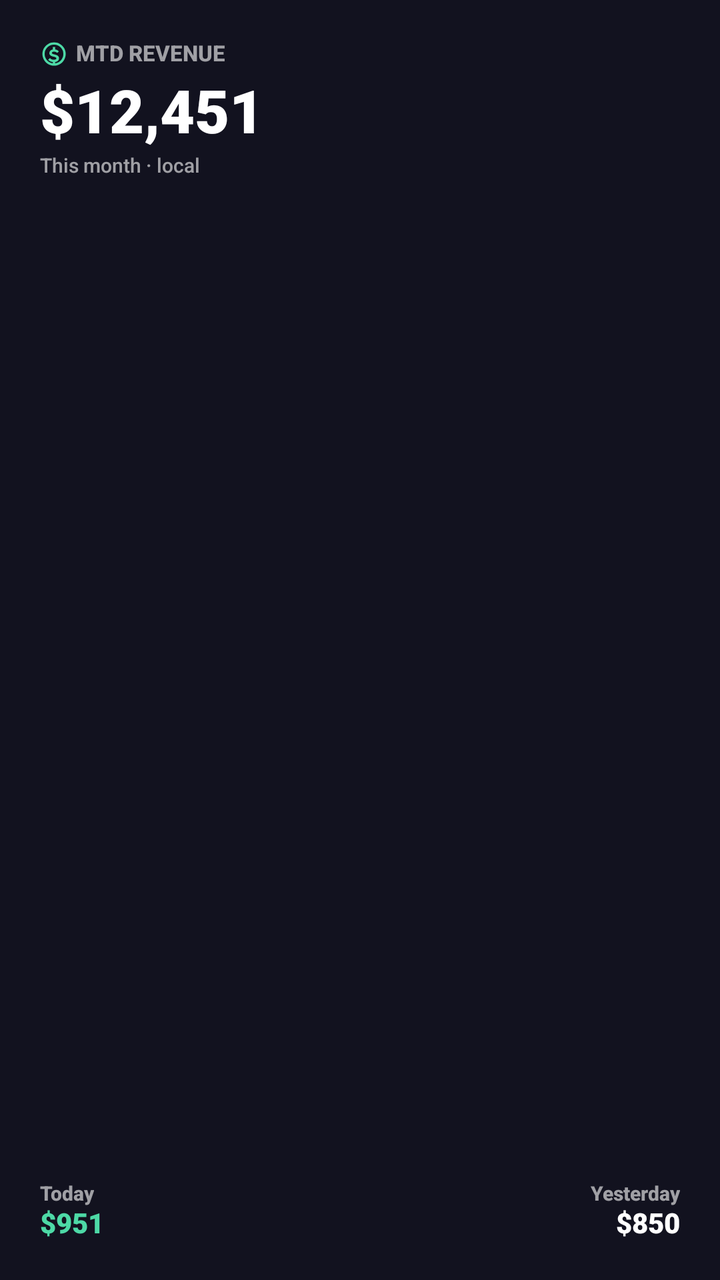
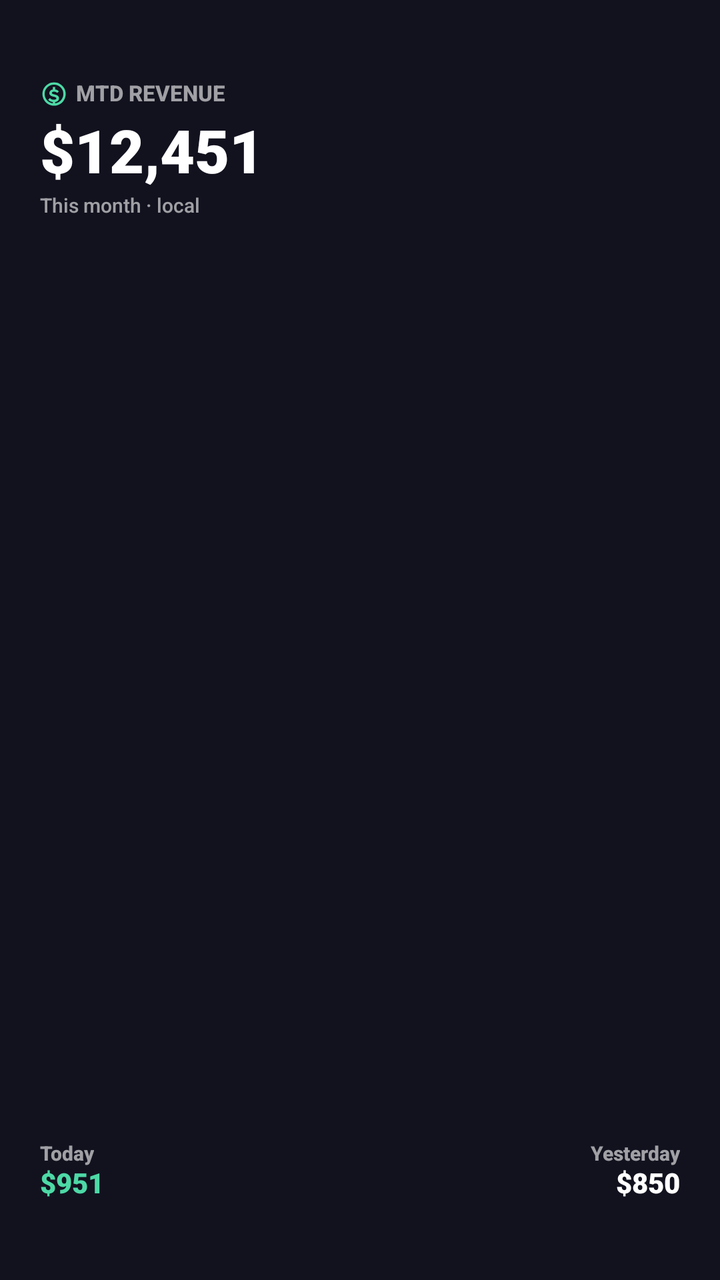

The first picture is an Android layout as it rendered before a commit; the second is the same layout after the commit. The layout source and the unified diff follow.
<!-- AndroidManifest.xml: fallback theme Theme.MaterialComponents.DayNight.NoActionBar -->
<!-- res/layout/revenue_tab_widget_small.xml -->
<?xml version="1.0" encoding="utf-8"?>
<LinearLayout xmlns:android="http://schemas.android.com/apk/res/android"
    android:id="@+id/widgetRoot"
    android:layout_width="match_parent"
    android:layout_height="match_parent"
    android:orientation="vertical"
    android:padding="20dp"
    android:background="@color/widgetBackground">

    <LinearLayout
        android:layout_width="match_parent"
        android:layout_height="wrap_content"
        android:orientation="horizontal"
        android:gravity="center_vertical">
        <ImageView
            android:layout_width="14dp"
            android:layout_height="14dp"
            android:src="@drawable/ic_widget_dollar_circle"
            android:contentDescription="@null" />
        <TextView
            android:layout_width="wrap_content"
            android:layout_height="wrap_content"
            android:text="MTD REVENUE"
            android:textSize="11sp"
            android:textStyle="bold"
            android:layout_marginStart="4dp"
            android:textColor="@color/widgetTextSecondary" android:fontFamily="sans-serif-medium" android:includeFontPadding="false" />
    </LinearLayout>
    <TextView android:id="@+id/tvMtdRevenue" android:layout_width="wrap_content" android:layout_height="wrap_content" android:text="$12,451" android:textSize="30sp" android:textStyle="bold" android:maxLines="1" android:ellipsize="end" android:layout_marginTop="5dp" android:textColor="@color/widgetTextPrimary" android:fontFamily="sans-serif-black" android:includeFontPadding="false" />
    <TextView android:id="@+id/tvMtdLabel" android:layout_width="wrap_content" android:layout_height="wrap_content" android:text="This month · local" android:textSize="10sp" android:layout_marginTop="3dp" android:textColor="@color/widgetTextSecondary" android:fontFamily="sans-serif-medium" android:includeFontPadding="false" />
    <TextView android:layout_width="match_parent" android:layout_height="0dp" android:layout_weight="1" />
    <LinearLayout android:layout_width="match_parent" android:layout_height="wrap_content" android:orientation="horizontal">
        <LinearLayout android:layout_width="wrap_content" android:layout_height="wrap_content" android:orientation="vertical">
            <TextView android:layout_width="wrap_content" android:layout_height="wrap_content" android:text="Today" android:textSize="10sp" android:textStyle="bold" android:textColor="@color/widgetTextSecondary" android:fontFamily="sans-serif-medium" android:includeFontPadding="false" />
            <TextView android:id="@+id/tvToday" android:layout_width="wrap_content" android:layout_height="wrap_content" android:text="$951" android:textSize="14sp" android:textStyle="bold" android:textColor="@color/widgetAccent" android:fontFamily="sans-serif-black" android:includeFontPadding="false" android:layout_marginTop="1dp" />
        </LinearLayout>
        <TextView android:layout_width="0dp" android:layout_height="0dp" android:layout_weight="1" />
        <LinearLayout android:layout_width="wrap_content" android:layout_height="wrap_content" android:orientation="vertical" android:gravity="end">
            <TextView android:layout_width="wrap_content" android:layout_height="wrap_content" android:text="Yesterday" android:textSize="10sp" android:textStyle="bold" android:textColor="@color/widgetTextSecondary" android:fontFamily="sans-serif-medium" android:includeFontPadding="false" />
            <TextView android:id="@+id/tvYesterday" android:layout_width="wrap_content" android:layout_height="wrap_content" android:text="$850" android:textSize="14sp" android:textStyle="bold" android:textColor="@color/widgetTextPrimary" android:fontFamily="sans-serif-black" android:includeFontPadding="false" android:layout_marginTop="1dp" />
        </LinearLayout>
    </LinearLayout>
</LinearLayout>
<!-- resources referenced by this layout -->
<resources>
  <color name="widgetAccent">#4DD9A6</color>
  <color name="widgetBackground">#12121F</color>
  <color name="widgetTextPrimary">#FFFFFFFF</color>
  <color name="widgetTextSecondary">#99FFFFFF</color>
  <!-- drawable ic_widget_dollar_circle (drawable) -->
  <vector xmlns:android="http://schemas.android.com/apk/res/android" android:width="24dp" android:height="24dp" android:viewportWidth="24" android:viewportHeight="24">
      <path android:fillColor="@color/widgetAccent" android:pathData="M12,2a10,10 0,1 0,0.1,0M12,4a8,8 0,1 1,0,16a8,8 0,0 1,0,-16z"/>
      <path android:fillColor="@color/widgetAccent" android:pathData="M11,6h2v2.1c1.4,0.2 2.5,0.8 3.2,1.7l-1.5,1.3c-0.6,-0.7 -1.5,-1.1 -2.7,-1.1c-1.1,0 -1.8,0.4 -1.8,1.1c0,0.7 0.8,0.9 2.4,1.3c2,0.5 3.7,1.2 3.7,3.2c0,1.8 -1.3,3 -3.3,3.3V21h-2v-2.1c-1.8,-0.2 -3.1,-0.9 -4,-2l1.5,-1.4c0.8,0.9 1.9,1.4 3.3,1.4c1.4,0 2.2,-0.4 2.2,-1.2c0,-0.7 -0.7,-1 -2.4,-1.4C9.5,13.8 8,13.1 8,11.2c0,-1.6 1.2,-2.8 3,-3.1V6z"/>
  </vector>
</resources>

<!-- the commit's change to res/layout/revenue_tab_widget_small.xml (unified diff, before → after) -->
@@ -4,7 +4,10 @@
     android:layout_width="match_parent"
     android:layout_height="match_parent"
     android:orientation="vertical"
-    android:padding="20dp"
+    android:paddingStart="20dp"
+    android:paddingEnd="20dp"
+    android:paddingTop="40dp"
+    android:paddingBottom="40dp"
     android:background="@color/widgetBackground">
 
     <LinearLayout
